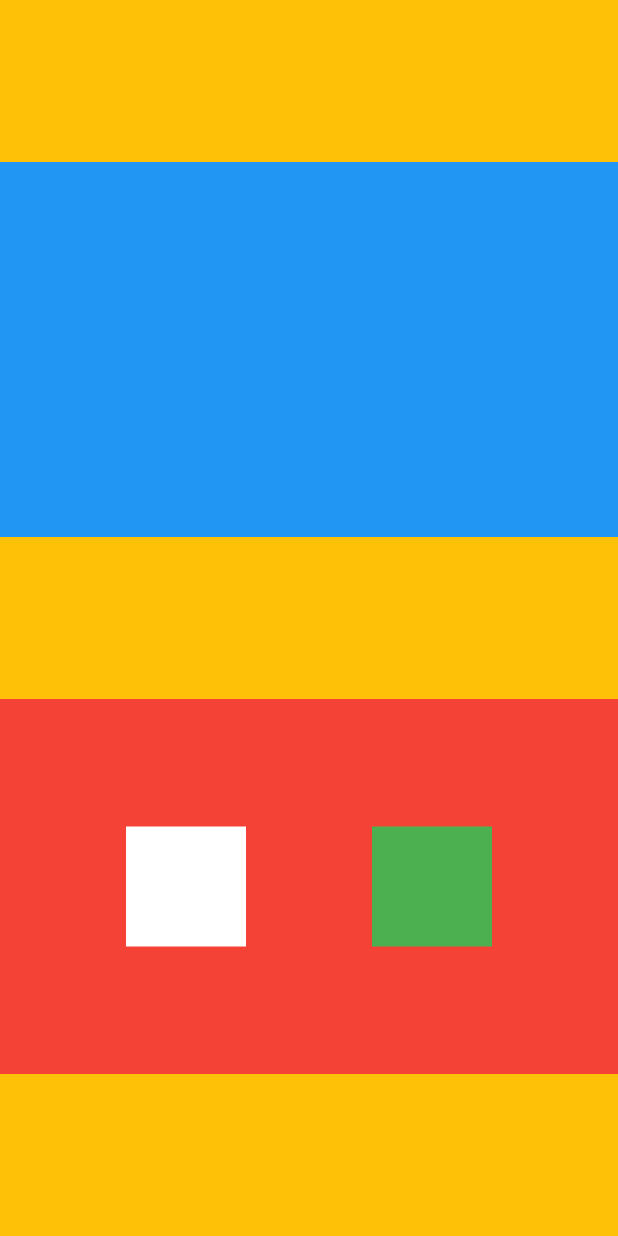
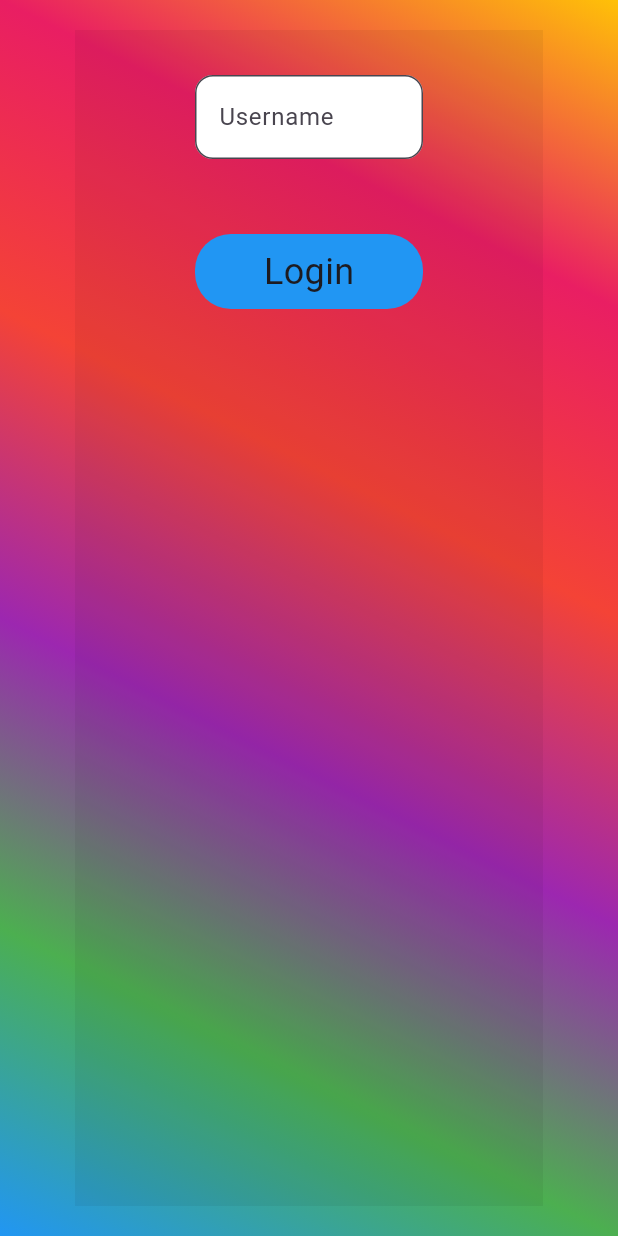
Before and after one commit to Darshanproject/Diploma_in_Native_Application_13_Feb, a Flutter app: the screen it shows after launch, on a phone screen of 412 x 824 dp. Run offline on Flutter 3.47's test engine with Material 3 defaults, Android fonts, the phone set to English and light mode, and no system bars; our stand-ins replace google_fonts, lottie.

Commit message:
22-03-2024

```diff
--- /dev/null
+++ b/Ui desing/myapp/lib/Screen/From.dart
@@ -0,0 +1,101 @@
+import 'package:flutter/material.dart';
+import 'package:flutter/widgets.dart';
+import 'package:google_fonts/google_fonts.dart';
+import 'package:myapp/Screen/Home.dart';
+
+class From_Screen extends StatefulWidget {
+  const From_Screen({super.key});
+
+  @override
+  State<From_Screen> createState() => _From_ScreenState();
+}
+
+class _From_ScreenState extends State<From_Screen> {
+  final _fromkey = GlobalKey<FormState>();
+  @override
+  Widget build(BuildContext context) {
+    return  Scaffold(
+      body: SafeArea(
+        child: Container(
+          decoration: BoxDecoration(
+            gradient: LinearGradient(colors: [Colors.amber,Colors.pink,Colors.red,Colors.purple,Colors.green,Colors.blue],
+            begin: Alignment.topRight,
+            end: Alignment.bottomLeft
+            )
+          ),
+        // color: Colors.amber,
+        child: Padding(
+          padding: const EdgeInsets.symmetric(horizontal: 50,vertical: 20),
+          child: Container(
+            decoration: BoxDecoration(
+              color: const Color.fromARGB(14, 0, 0, 0)
+            ),
+            child: Padding(
+              padding: const EdgeInsets.symmetric(horizontal: 80,vertical: 30),
+              child: Form(
+                key: _fromkey,
+                child: Column(
+                  children: [
+                    TextFormField(
+                      validator: (value) {
+                        if (value != null && value.isEmpty) {
+                            return 'Please enter name properly';
+                        }else{
+                          return null;
+                        }
+                      },
+                      decoration: InputDecoration(
+                        border: OutlineInputBorder(
+                          borderSide: BorderSide(
+                            width: 10,
+                            color: Colors.black
+                          ),
+                          borderRadius: BorderRadius.circular(12)
+                        ),
+                        // errorBorder: OutlineInputBorder(
+                        //   borderRadius: BorderRadius.circular(24),
+                        //   borderSide: BorderSide(
+                        //     color: Colors.pink
+                        //   )
+                        // ),
+                        fillColor: Colors.white,
+                        filled: true,
+                        hintText: "Username MobileNumber Email",
+                        labelText: "Username"
+                      ),
+                    ),
+                    // Spacer(),
+                    SizedBox(
+                      height: 50,
+                    ),
+                    GestureDetector(
+                      onTap: () {
+                        if (_fromkey.currentState!.validate()) {
+                          Navigator.push(context, MaterialPageRoute(builder: (context)=>Home()));
+                        }
+                      },
+                      child: Container(
+                        decoration: BoxDecoration(
+                          borderRadius:BorderRadius.circular(24) ,
+                          color: Colors.blue
+                        ),
+                        height: 50,
+                        width: MediaQuery.of(context).size.width - 120,
+                        // color: Colors.blue,
+                        child: Align(
+                          alignment: Alignment.center,
+                          child: Text("Login",style: TextStyle(
+                            fontSize: 24
+                          ))),
+                      ),
+                    )
+                  ],
+                ),
+              ),
+            ),
+          ),
+        ),
+              )),
+    );
+  }
+}
--- a/Ui desing/myapp/lib/main.dart
+++ b/Ui desing/myapp/lib/main.dart
@@ -1,4 +1,6 @@
 import 'package:flutter/material.dart';
+import 'package:myapp/Screen/From.dart';
+import 'package:myapp/Screen/Home.dart';
 void main(){
   runApp(const MyApp());
 }
@@ -8,44 +10,8 @@ class MyApp extends StatelessWidget {
   @override
   Widget build(BuildContext context) {
     return  MaterialApp(
-      home: Scaffold(
-        body: Container(
-          width: double.maxFinite,
-          color: Colors.amber,
-          child: Column(
-            mainAxisAlignment: MainAxisAlignment.spaceEvenly,
-            crossAxisAlignment: CrossAxisAlignment.center,
-            children: [
-              Container(
-                height: 250,
-                width: 450,
-                color: Colors.blue,
-              ),
-              Container(
-                height: 250,
-                width: 450,
-                color: Colors.red,
-                child: Row(
-                  mainAxisAlignment: MainAxisAlignment.spaceEvenly,
-                  crossAxisAlignment: CrossAxisAlignment.center,
-                  children: [
-                    Container(
-                      height: 80,
-                      width: 80,
-                      color: Colors.white,
-                    ),
-                    Container(
-                      height: 80,
-                      width: 80,
-                      color: Colors.green,
-                    )
-                  ],
-                ),
-              )
-            ],
-          ),
-        ),
-      ),
+      debugShowCheckedModeBanner: false,
+      home: From_Screen(),
     );
   }
 }
--- a/Ui desing/myapp/pubspec.yaml
+++ b/Ui desing/myapp/pubspec.yaml
@@ -35,6 +35,7 @@ dependencies:
   # The following adds the Cupertino Icons font to your application.
   # Use with the CupertinoIcons class for iOS style icons.
   cupertino_icons: ^1.0.6
+  google_fonts: ^6.2.1
 
 dev_dependencies:
   flutter_test:
```
Also changed, not shown: Ui desing/myapp/lib/Screen/Home.dart (added, +52 -0 lines), Ui desing/myapp/pubspec.lock, 1 other file.
